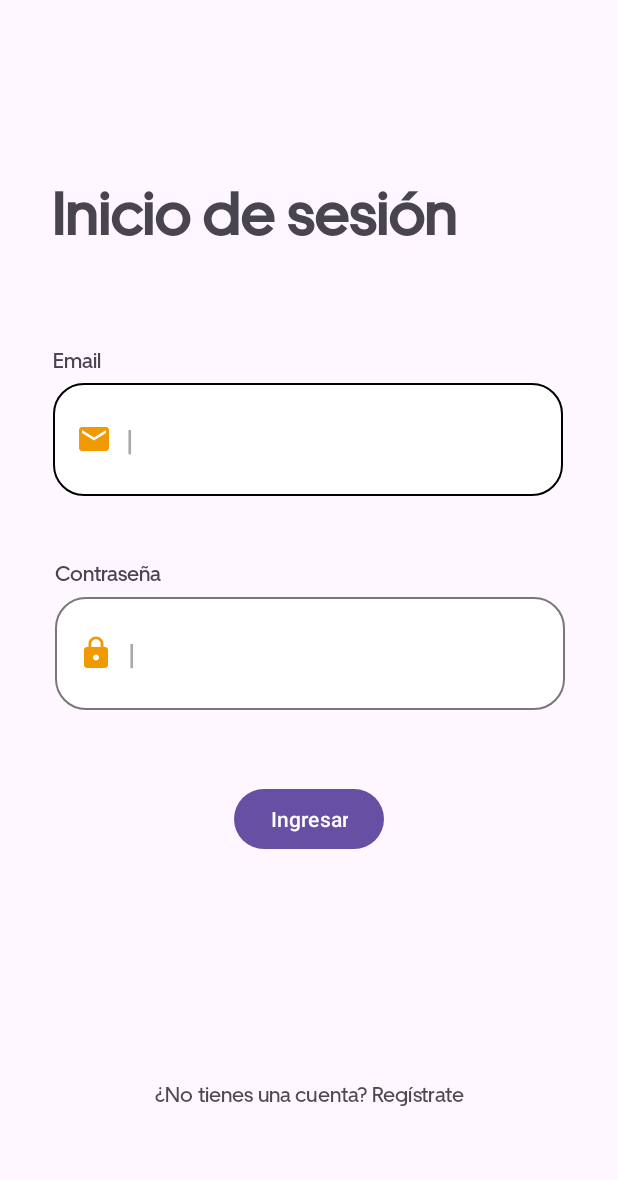
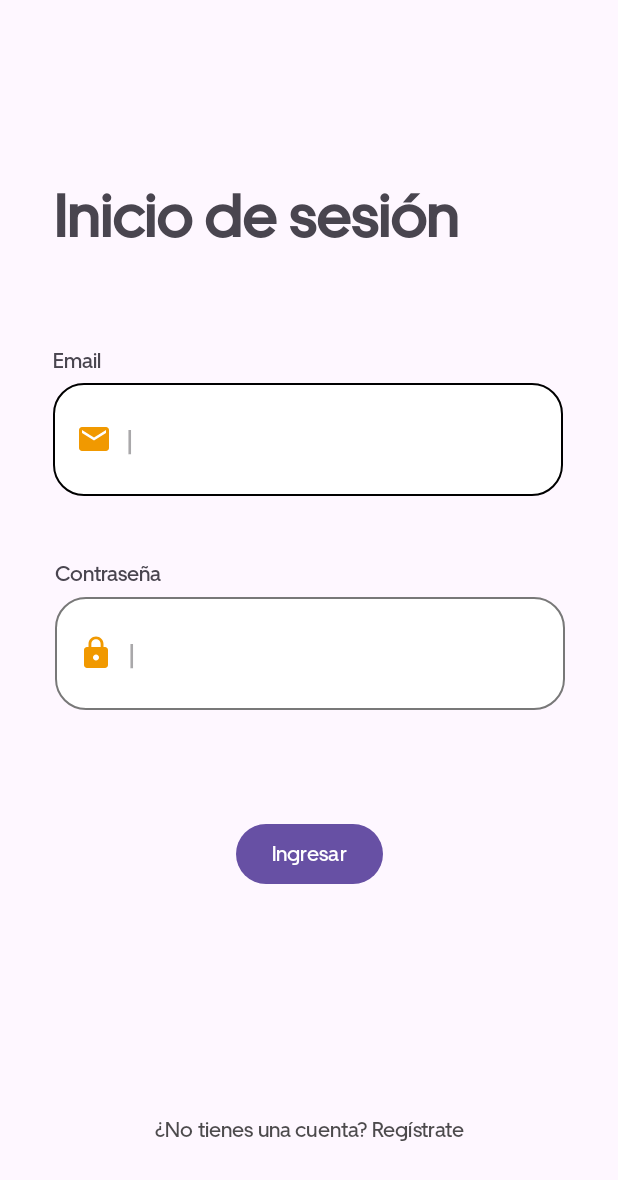
Before and after one commit to Juan239/traficoRegional, an Android app: the inicioSesionActivity screen opened directly, with no data from a screen before it, on a phone screen of 412 x 824 dp. Shown: the top 1180 px of the screen. Run offline under Robolectric (Android 15) with nearby library versions, the phone set to English and light mode, and no system bars.

```diff
--- a/app/src/main/java/com/example/traficoregional/inicioSesionActivity.java
+++ b/app/src/main/java/com/example/traficoregional/inicioSesionActivity.java
@@ -2,13 +2,51 @@ package com.example.traficoregional;
 
 import androidx.appcompat.app.AppCompatActivity;
 
+import android.content.Intent;
 import android.os.Bundle;
+import android.view.View;
+import android.widget.Button;
+import android.widget.Toast;
+
+import com.google.android.material.textfield.TextInputEditText;
 
 public class inicioSesionActivity extends AppCompatActivity {
 
+    TextInputEditText email;
+    TextInputEditText contrasenia;
+    Button ingresar, registrarse;
     @Override
     protected void onCreate(Bundle savedInstanceState) {
         super.onCreate(savedInstanceState);
         setContentView(R.layout.activity_inicio_sesion);
+
+        email = findViewById(R.id.txtEmail);
+        contrasenia = findViewById(R.id.txtContrasenia);
+        ingresar = findViewById(R.id.btnIniciarSesion);
+        registrarse = findViewById(R.id.btnRegistrarse);
+
+        ingresar.setOnClickListener(new View.OnClickListener() {
+            @Override
+            public void onClick(View view) {
+                String emailText = email.getText().toString();
+                String contraseniaText = contrasenia.getText().toString();
+
+                if (emailText.isEmpty() || contraseniaText.isEmpty()) {
+                    // Mostrar un mensaje de error o realizar alguna acción cuando los campos estén vacíos
+                    // Por ejemplo
+                    Toast.makeText(inicioSesionActivity.this, "Por favor, completa todos los campos", Toast.LENGTH_SHORT).show();
+                } else {
+
+                }
+            }
+        });
+
+        registrarse.setOnClickListener(new View.OnClickListener() {
+            @Override
+            public void onClick(View view) {
+                Intent intent = new Intent(getApplicationContext(), registroActivity.class);
+                startActivity(intent);
+            }
+        });
     }
 }
--- a/app/src/main/res/layout/activity_inicio_sesion.xml
+++ b/app/src/main/res/layout/activity_inicio_sesion.xml
@@ -14,12 +14,13 @@
         android:layout_marginStart="160dp"
         android:layout_marginEnd="160dp"
         android:layout_marginBottom="114dp"
+        android:fontFamily="@font/fuente_secundaria"
         android:text="Ingresar"
         app:layout_constraintBottom_toBottomOf="parent"
         app:layout_constraintEnd_toEndOf="parent"
         app:layout_constraintStart_toStartOf="parent"
         app:layout_constraintTop_toTopOf="parent"
-        app:layout_constraintVertical_bias="0.789" />
+        app:layout_constraintVertical_bias="0.824" />
 
     <com.google.android.material.textfield.TextInputEditText
         android:id="@+id/txtEmail"
@@ -98,13 +99,13 @@
         android:textStyle="bold"
         app:layout_constraintBottom_toBottomOf="parent"
         app:layout_constraintEnd_toEndOf="parent"
-        app:layout_constraintHorizontal_bias="0.246"
+        app:layout_constraintHorizontal_bias="0.253"
         app:layout_constraintStart_toStartOf="parent"
         app:layout_constraintTop_toTopOf="parent"
-        app:layout_constraintVertical_bias="0.152" />
+        app:layout_constraintVertical_bias="0.153" />
 
     <com.google.android.material.button.MaterialButton
-        android:id="@+id/btnRegistrar"
+        android:id="@+id/btnRegistrarse"
         style="@style/LinkButton"
         android:layout_width="match_parent"
         android:layout_height="wrap_content"
```
